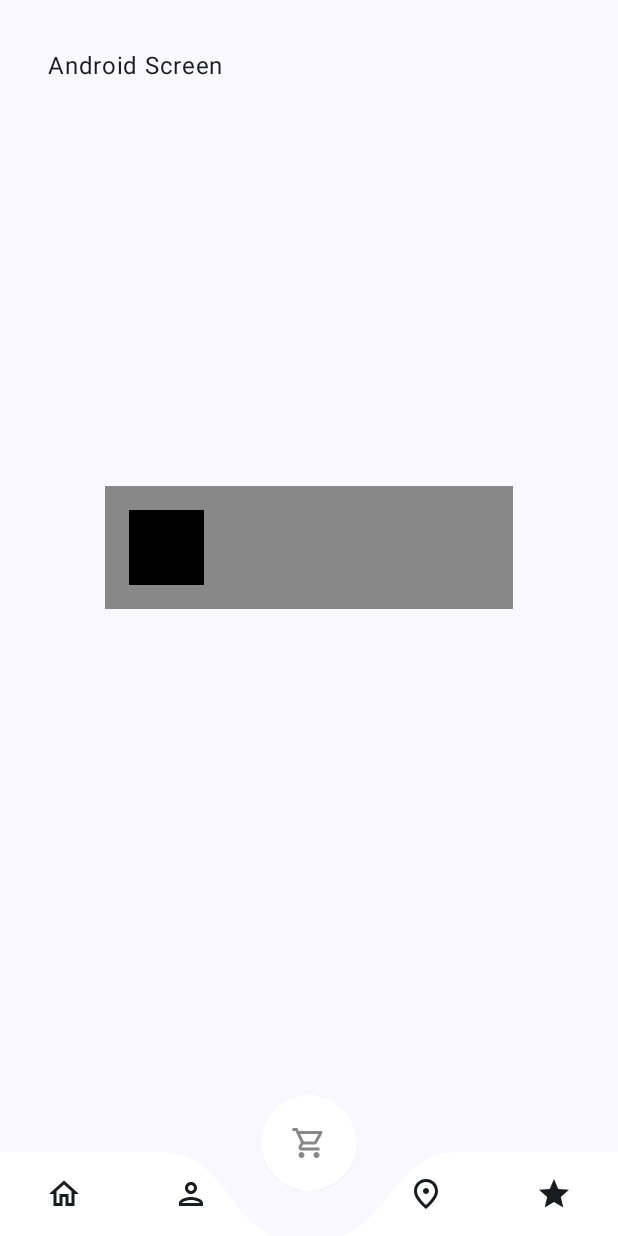
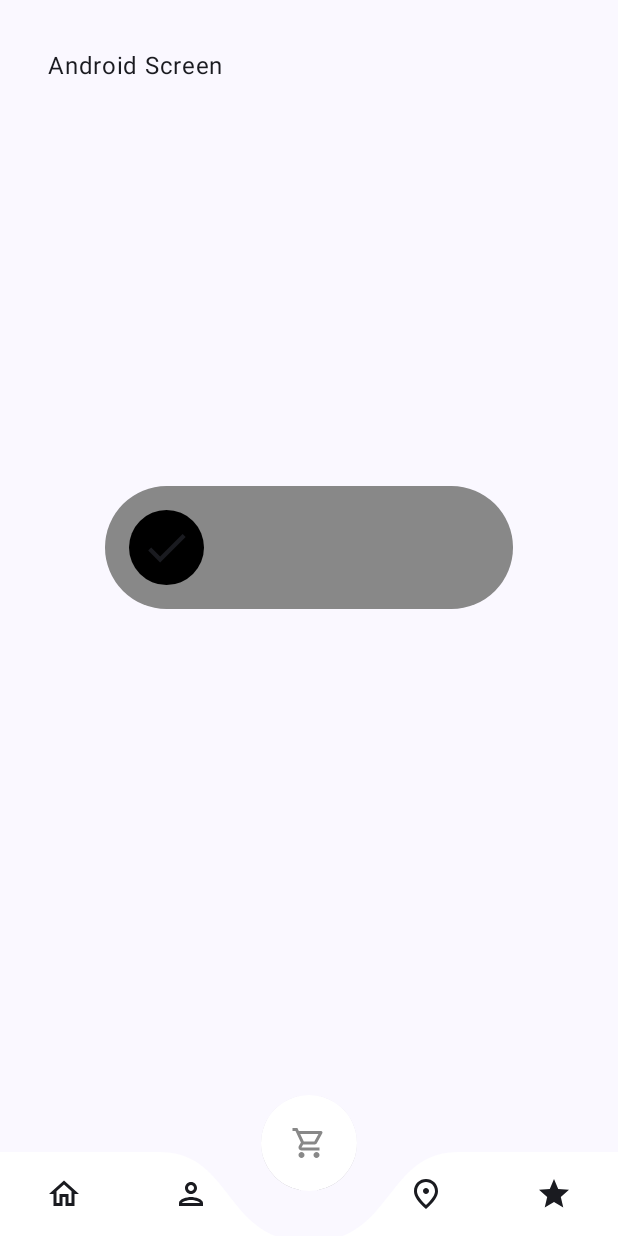
Before and after one commit to AMGxpe/pocBB, an Android app built with Jetpack Compose: the AndroidRoute screen opened through its navigation route, on a phone screen of 412 x 824 dp. Run offline under Robolectric (Android 15) with nearby library versions, the phone set to English and light mode, and no system bars.

```diff
--- a/app/src/main/java/com/axpe/pocbb/ui/feature/android/AndroidRoute.kt
+++ b/app/src/main/java/com/axpe/pocbb/ui/feature/android/AndroidRoute.kt
@@ -1,6 +1,7 @@
 package com.axpe.pocbb.ui.feature.android
 
 import android.util.Log
+import androidx.compose.animation.animateColorAsState
 import androidx.compose.animation.core.tween
 import androidx.compose.animation.splineBasedDecay
 import androidx.compose.foundation.ExperimentalFoundationApi
@@ -17,14 +18,18 @@ import androidx.compose.foundation.layout.offset
 import androidx.compose.foundation.layout.padding
 import androidx.compose.foundation.layout.size
 import androidx.compose.foundation.layout.width
-import androidx.compose.material3.Button
-import androidx.compose.material3.SingleChoiceSegmentedButtonRow
+import androidx.compose.foundation.shape.CircleShape
+import androidx.compose.material.icons.Icons
+import androidx.compose.material.icons.filled.Done
+import androidx.compose.material3.Icon
 import androidx.compose.material3.Text
 import androidx.compose.runtime.Composable
 import androidx.compose.runtime.LaunchedEffect
+import androidx.compose.runtime.getValue
 import androidx.compose.runtime.remember
 import androidx.compose.ui.Alignment
 import androidx.compose.ui.Modifier
+import androidx.compose.ui.draw.clip
 import androidx.compose.ui.graphics.Color
 import androidx.compose.ui.layout.onSizeChanged
 import androidx.compose.ui.platform.LocalDensity
@@ -68,6 +73,7 @@ internal fun AndroidScreen(modifier: Modifier = Modifier) {
             Log.d("AMG", "Petición al server")
         }
     }
+    val color by animateColorAsState(if (state.currentValue == DragAnchors.End) Color.Green else Color.Black)
     Box(modifier = modifier.padding(32.dp)) {
         Column {
             Text("Android Screen")
@@ -85,6 +91,7 @@ internal fun AndroidScreen(modifier: Modifier = Modifier) {
                         }
                     )
                 }
+                .clip(CircleShape)
                 .background(Color.Gray)
                 .align(Alignment.Center)
                 .padding(16.dp)
@@ -98,18 +105,29 @@ internal fun AndroidScreen(modifier: Modifier = Modifier) {
                             x = min(
                                 state
                                     .requireOffset()
-                                    .roundToInt(), with(density){ 240.dp.roundToPx()- contentSizePx.roundToInt()}
+                                    .roundToInt(),
+                                with(density) { 240.dp.roundToPx() - contentSizePx.roundToInt() }
                             ), y = 0
                         )
                     }
+                    .clip(CircleShape)
                     .anchoredDraggable(
                         state,
                         Orientation.Horizontal,
                         enabled = state.currentValue != DragAnchors.End
                     )
                     .size(contentSize)
-                    .background(if (state.currentValue != DragAnchors.End) Color.Black else Color.Green)
-            )
+                    .background(color)
+            ) {
+                Icon(
+                    Icons.Default.Done,
+                    null,
+                    modifier = Modifier
+                        .align(Alignment.Center)
+                        .fillMaxSize()
+                        .padding(8.dp)
+                )
+            }
         }
     }
 }
```
